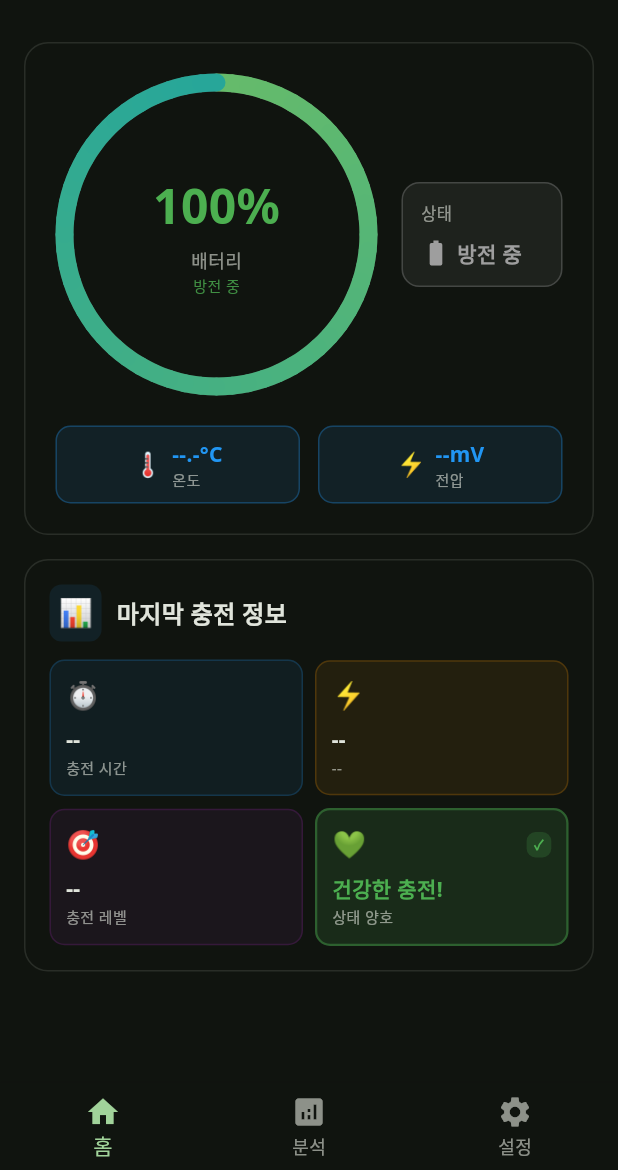
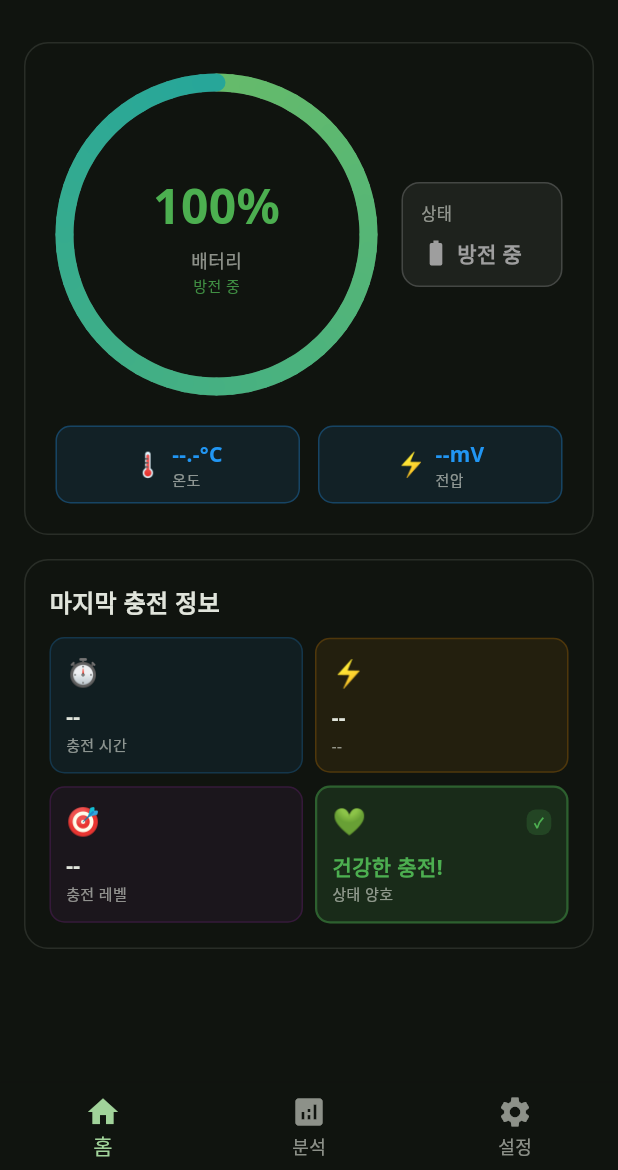
Before and after one commit to rbtc2/BatteryPal, a Flutter app: the screen it shows after launch, on a phone screen of 412 x 824 dp, the part 66-1236 px from its top. Run offline on Flutter 3.47's test engine with Material 3 defaults, Android fonts, the phone set to English and light mode, and no system bars; our stand-ins replace battery_plus, fl_chart, flutter_local_notifications, google_fonts, permission_handler, shared_preferences and 1 more; accounts and stored records are empty.

Commit message:
마지막충전정보아이콘삭제

```diff
--- a/lib/widgets/home/realtime_charging_monitor.dart
+++ b/lib/widgets/home/realtime_charging_monitor.dart
@@ -182,20 +182,6 @@ class _RealtimeChargingMonitorState extends State<RealtimeChargingMonitor> {
           mainAxisSize: MainAxisSize.min,
           children: [
             // 제목: 마지막 충전 정보
-            Row(
-              children: [
-                Container(
-                  padding: const EdgeInsets.all(6),
-                  decoration: BoxDecoration(
-                    color: Colors.blue.withValues(alpha: 0.1),
-                    borderRadius: BorderRadius.circular(8),
-                  ),
-                  child: const Text(
-                    '📊',
-                    style: TextStyle(fontSize: 18),
-                  ),
-                ),
-                const SizedBox(width: 10),
             Text(
               '마지막 충전 정보',
               style: TextStyle(
@@ -203,8 +189,6 @@ class _RealtimeChargingMonitorState extends State<RealtimeChargingMonitor> {
                 fontWeight: FontWeight.bold,
                 color: Theme.of(context).colorScheme.onSurface,
               ),
-                ),
-              ],
             ),
 
             const SizedBox(height: 12),
```
Lines whose indentation alone changed are shown as unchanged.
